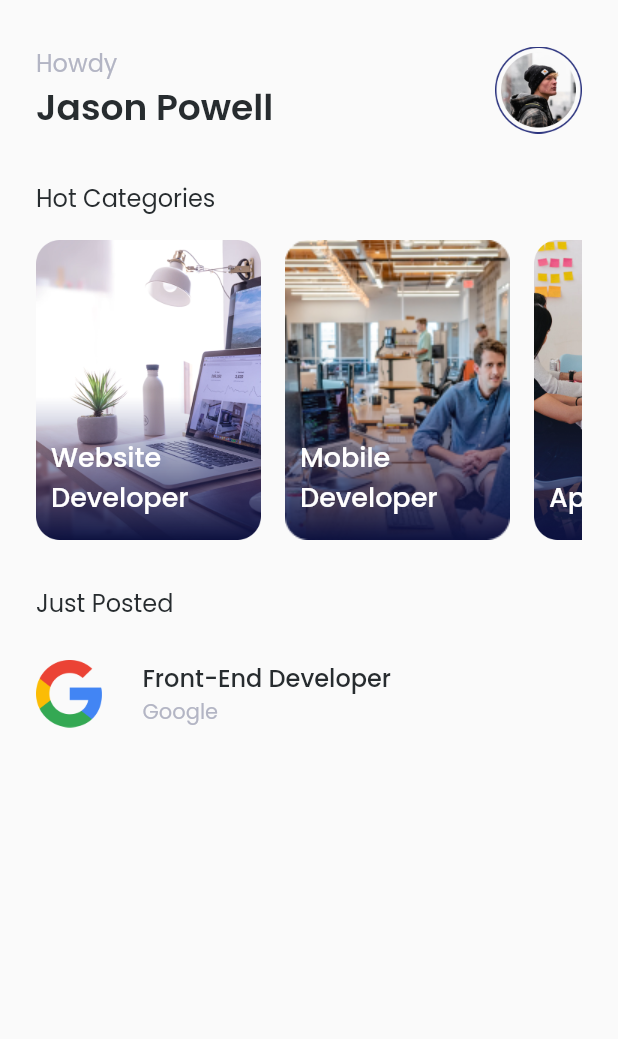
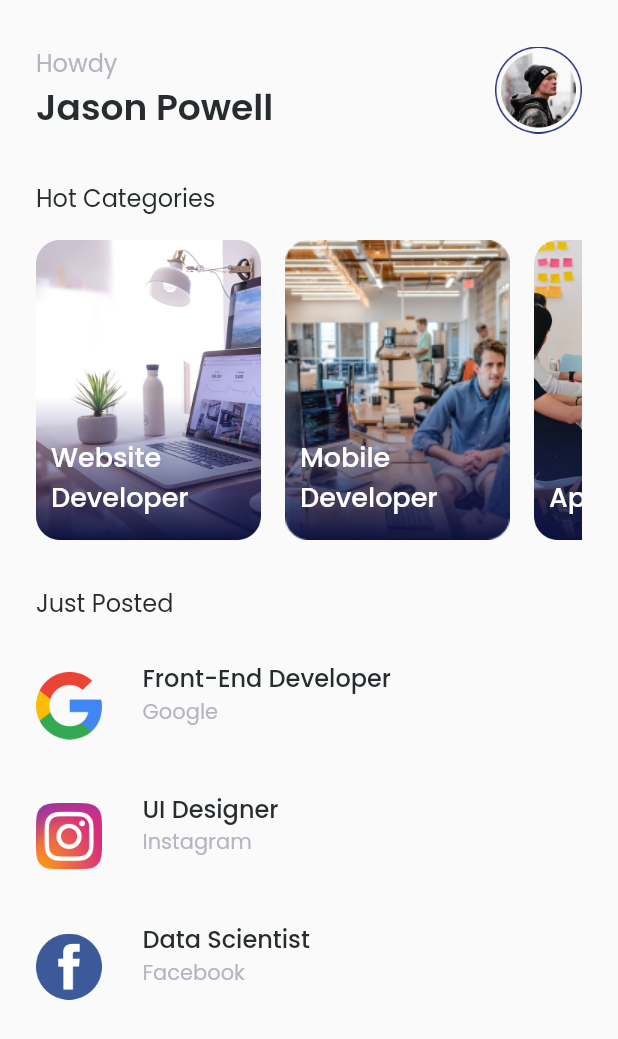
Before and after one commit to amnamaharani/future_jobs, a Flutter app: the HomePage screen opened directly, on a phone screen of 412 x 824 dp. Shown: the top 1039 px of the screen. Run offline on Flutter 3.47's test engine with Material 2 defaults, Android fonts, the phone set to English and light mode, and no system bars; our stand-ins replace email_validator, google_fonts.

Commit message:
Add Split widget(job_card.dart) - Job list (HomePage)

```diff
--- a/lib/pages/home_page.dart
+++ b/lib/pages/home_page.dart
@@ -1,7 +1,7 @@
 import 'package:flutter/material.dart';
 import 'package:future_jobs/theme.dart';
+import 'package:future_jobs/widgets/custom_list.dart';
 import 'package:future_jobs/widgets/job_card.dart';
-import 'package:google_fonts/google_fonts.dart';
 
 class HomePage extends StatelessWidget {
   const HomePage({Key? key}) : super(key: key);
@@ -60,27 +60,27 @@ class HomePage extends StatelessWidget {
             SingleChildScrollView(
               scrollDirection: Axis.horizontal,
               child: Row(
-                children: [
+                children: const [
                   JobCard(
                     text: 'Website Developer',
                     imageUrl: 'assets/card_category.png',
                   ),
-                  const SizedBox(width: 16,),
+                  SizedBox(width: 16,),
                   JobCard(
                     text: 'Mobile Developer',
                     imageUrl: 'assets/card_category2.png',
                   ),
-                  const SizedBox(width: 16,),
+                  SizedBox(width: 16,),
                   JobCard(
                     text: 'App Designer',
                     imageUrl: 'assets/card_category3.png',
                   ),
-                  const SizedBox(width: 16,),
+                  SizedBox(width: 16,),
                   JobCard(
                     text: 'Content Writer',
                     imageUrl: 'assets/card_category4.png',
                   ),
-                  const SizedBox(width: 16,),
+                  SizedBox(width: 16,),
                   JobCard(
                     text: 'Video Grapher',
                     imageUrl: 'assets/card_category5.png',
@@ -95,34 +95,31 @@ class HomePage extends StatelessWidget {
               'Just Posted',
               style: titlePropertiesStyle,
             ),
-            Padding(
-              padding: const EdgeInsets.only(
-                top: 26,
-              ),
-              child: Row(
-                children: [
-                  Image.asset(
-                    'assets/google_icon.png',
-                    width: 44,
-                    height: 45,
+            SingleChildScrollView(
+              scrollDirection: Axis.vertical,
+              child: Column(
+                children: const [
+                  CustomList(
+                    jobTitle: 'Front-End Developer',
+                    companyName: 'Google',
+                    imageUrl: 'assets/google_icon.png'
                   ),
-                  const SizedBox(width: 27,),
-                  Column(
-                    crossAxisAlignment: CrossAxisAlignment.start,
-                    children: [
-                      Text(
-                        'Front-End Developer',
-                        style: jobTextStyle,
-                      ),
-                       Text(
-                        'Google',
-                        style: companyTextStyle,
-                      ),
-                    ],
+                  CustomList(
+                    jobTitle: 'UI Designer',
+                    companyName: 'Instagram',
+                    imageUrl: 'assets/instagram_icon.png'
                   ),
+                  CustomList(
+                    jobTitle: 'Data Scientist',
+                    companyName: 'Facebook',
+                    imageUrl: 'assets/facebook_icon.png'
+                  ),
+                  SizedBox(height: 16.5,),
                 ],
               ),
             ),
+
+
           ],
         ),
       );
--- /dev/null
+++ b/lib/widgets/custom_list.dart
@@ -0,0 +1,55 @@
+import 'package:flutter/material.dart';
+import 'package:future_jobs/theme.dart';
+
+class CustomList extends StatelessWidget {
+
+  final String jobTitle;
+  final String companyName;
+  final String imageUrl;
+
+  const CustomList({
+    Key? key,
+    required this.jobTitle,
+    required this.companyName,
+    required this.imageUrl
+  }) : super(key: key);
+
+  @override
+  Widget build(BuildContext context) {
+    return Padding(
+      padding: const EdgeInsets.only(
+        top: 26,
+      ),
+      child: Expanded(
+        child: Row(
+          children: [
+            Image.asset(
+              imageUrl,
+              width: 44,
+              height: 45,
+            ),
+            const SizedBox(width: 27,),
+            Column(
+              crossAxisAlignment: CrossAxisAlignment.start,
+              children: [
+                Text(
+                  jobTitle,
+                  style: jobTextStyle,
+                ),
+                Text(
+                  companyName,
+                  style: companyTextStyle,
+                ),
+                //const SizedBox(height: 18,),
+                const Divider(
+                  color: Colors.black,
+                  thickness: 1,
+                ),
+              ],
+            ),
+          ],
+        ),
+      ),
+    );
+  }
+}
--- a/lib/widgets/job_card.dart
+++ b/lib/widgets/job_card.dart
@@ -6,10 +6,11 @@ class JobCard extends StatelessWidget {
   final String text;
   final String imageUrl;
 
-  JobCard({
+  const JobCard({
+    Key? key,
     required this.text,
     required this.imageUrl,
-  });
+  }) : super(key: key);
 
 
   @override
```
